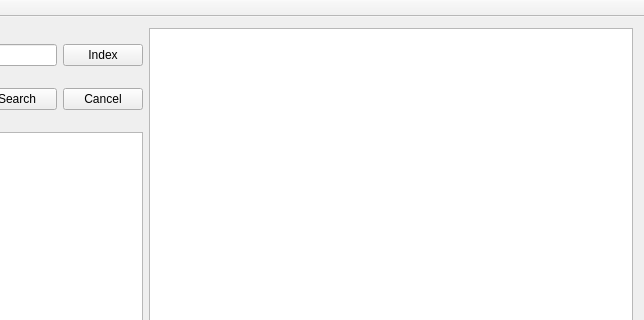
Qt form mainwindow.ui (annbumagina/words) before a commit; both pictures show x 352 to 996 and y 0 to 320 of the 996 by 668 pixel window.
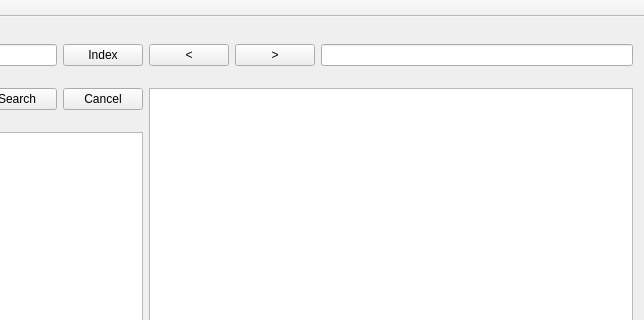
The same form after that commit. Custom widgets are drawn as their Qt base class.

Patch:
```diff
--- a/mainwindow.ui
+++ b/mainwindow.ui
@@ -126,6 +126,47 @@
          <property name="bottomMargin">
           <number>0</number>
          </property>
+         <item>
+          <widget class="QWidget" name="widget_5" native="true">
+           <property name="minimumSize">
+            <size>
+             <width>0</width>
+             <height>0</height>
+            </size>
+           </property>
+           <layout class="QHBoxLayout" name="horizontalLayout_4">
+            <property name="leftMargin">
+             <number>0</number>
+            </property>
+            <property name="topMargin">
+             <number>16</number>
+            </property>
+            <property name="rightMargin">
+             <number>0</number>
+            </property>
+            <property name="bottomMargin">
+             <number>16</number>
+            </property>
+            <item>
+             <widget class="QPushButton" name="prev">
+              <property name="text">
+               <string>&lt;</string>
+              </property>
+             </widget>
+            </item>
+            <item>
+             <widget class="QPushButton" name="next">
+              <property name="text">
+               <string>&gt;</string>
+              </property>
+             </widget>
+            </item>
+            <item>
+             <widget class="QLineEdit" name="position"/>
+            </item>
+           </layout>
+          </widget>
+         </item>
          <item>
           <widget class="Viewer" name="viewer"/>
          </item>
```
